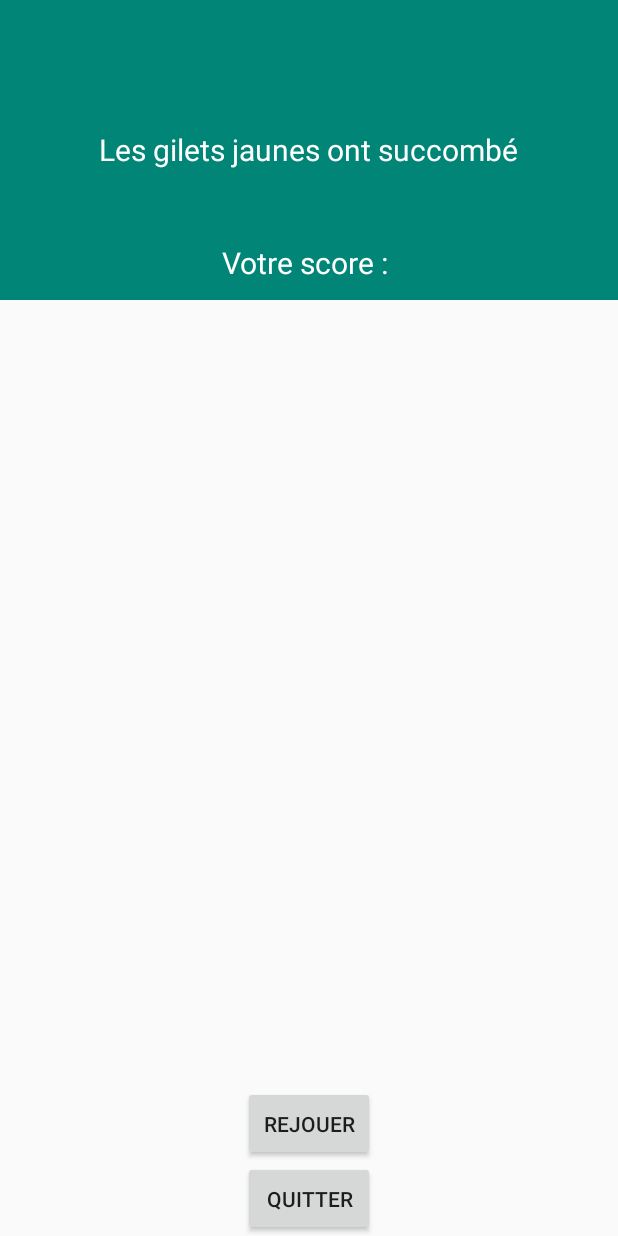
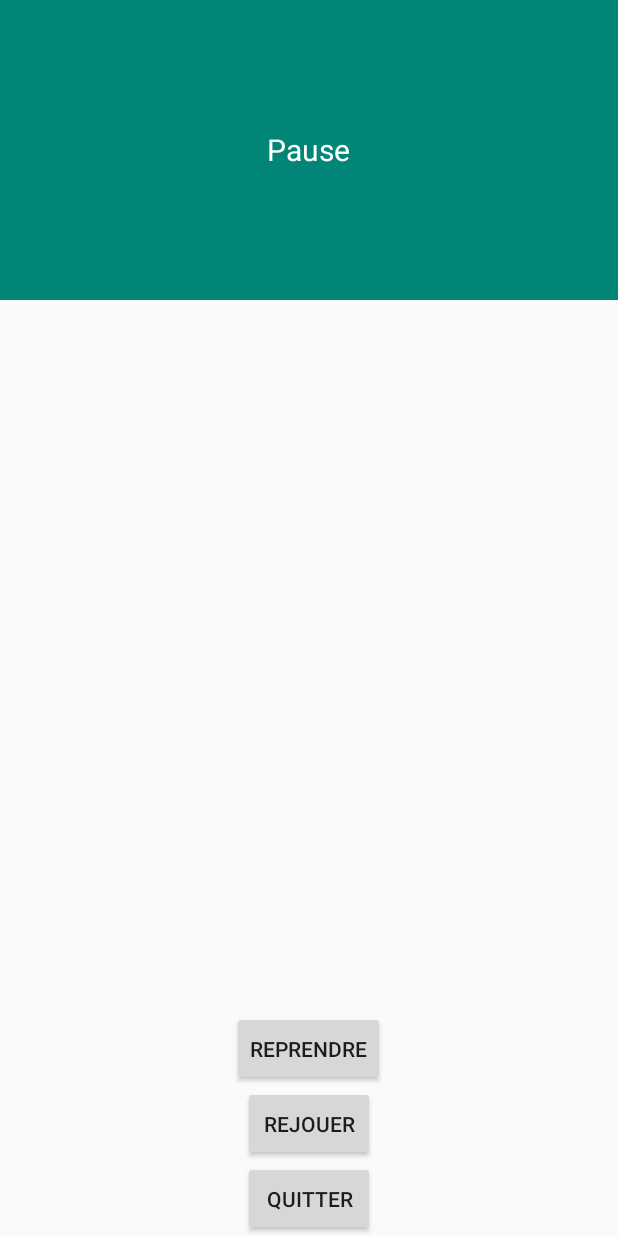
Before and after one commit to tanguybro/snakegj, an Android app: the layout popup_pause.xml on its own in the app's theme, with its tools: preview values and no code run, on a phone screen of 412 x 824 dp. Run offline under Robolectric (Android 15) with nearby library versions, the phone set to English and light mode, and no system bars.

Commit message:
ajout tête police

```diff
--- a/SnakeGJ/app/src/main/java/com/snakegj/PopupFinPartie.java
+++ b/SnakeGJ/app/src/main/java/com/snakegj/PopupFinPartie.java
@@ -17,9 +17,10 @@ public class PopupFinPartie extends AppCompatActivity {
         super.onCreate(savedInstanceState);
         setContentView(R.layout.popup_fin_partie);
 
-        TextView score = findViewById(R.id.scoreFinal);
+
         Button btnRejouer = findViewById(R.id.btnRejouer);
         Button btnQuitter = findViewById(R.id.btnQuitter);
+        Button btnReprendre = findViewById(R.id.btnReprendre);
 
 
         btnRejouer.setOnClickListener(new View.OnClickListener() {
--- a/SnakeGJ/app/src/main/java/com/snakegj/snake/JeuVue.java
+++ b/SnakeGJ/app/src/main/java/com/snakegj/snake/JeuVue.java
@@ -156,7 +156,7 @@ public class JeuVue extends SurfaceView implements SurfaceHolder.Callback {
         hauteurEcran = h;
         largeurEcran = w;
         serpent.redimensionner(getContext(), R.drawable.gilet_jaune, 10, 10);
-        fruit.redimensionner(getContext(), R.drawable.ball, 12, 15);
+        fruit.redimensionner(getContext(), R.drawable.police, 12, 15);
         fruit.apparaitre();
     }
 }
--- a/SnakeGJ/app/src/main/res/layout/popup_pause.xml
+++ b/SnakeGJ/app/src/main/res/layout/popup_pause.xml
@@ -15,27 +15,22 @@
         <TextView
             android:layout_width="wrap_content"
             android:layout_height="50dp"
-            android:text="Les gilets jaunes ont succombé"
+            android:text="Pause"
             android:textSize="20sp"
             android:gravity="center"
             android:layout_gravity="center"
             android:textColor="@color/common_google_signin_btn_text_dark_default"
             />
 
-        <TextView
-            android:id="@+id/scoreFinal"
-            android:layout_width="150dp"
-            android:layout_height="50dp"
-            android:text="Votre score : "
-            android:textSize="20sp"
-            android:textColor="@color/common_google_signin_btn_text_dark_default"
-            android:layout_gravity="center"
-            android:gravity="center"
-            android:layout_marginTop="75dp"/>
-
     </FrameLayout>
 
-
+    <Button
+        android:id="@+id/btnReprendre"
+        android:layout_width="wrap_content"
+        android:layout_height="50dp"
+        android:text="Reprendre"
+        android:layout_gravity="center_horizontal|bottom"
+        android:layout_marginBottom="100dp"/>
 
     <Button
         android:id="@+id/btnRejouer"
```
Also changed, not shown: SnakeGJ/app/src/main/res/drawable/police.png (added).
